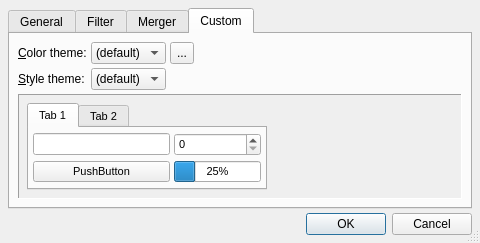
Qt form src/qpwgraph_options.ui (rncbc/qpwgraph) before a commit.
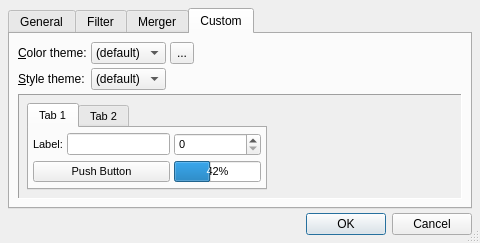
The same form after that commit. The open tabs and pages were chosen to show the change. Icons and pictures are not drawn.

Commit message: - Fixed mem-leak on Custom color theme (palette) editor.

What changed in the file:
```diff
--- a/src/qpwgraph_options.ui
+++ b/src/qpwgraph_options.ui
@@ -709,37 +709,44 @@
                  <property name="margin">
                   <number>4</number>
                  </property>
-                 <item row="1" column="0">
-                  <widget class="QPushButton" name="CustomPreviewPushButton">
-                   <property name="focusPolicy">
-                    <enum>Qt::NoFocus</enum>
-                   </property>
-                   <property name="text">
-                    <string>PushButton</string>
-                   </property>
-                  </widget>
-                 </item>
-                 <item row="1" column="1" colspan="2">
-                  <widget class="QProgressBar" name="CustomPreviewProgressBar">
-                   <property name="value">
-                    <number>25</number>
-                   </property>
-                  </widget>
-                 </item>
                  <item row="0" column="0">
+                  <widget class="QLabel" name="CustomPreviewLabel">
+                   <property name="text">
+                    <string>Label:</string>
+                   </property>
+                  </widget>
+                 </item>
+                 <item row="0" column="1">
                   <widget class="QLineEdit" name="CustomPreviewLineEdit">
                    <property name="focusPolicy">
                     <enum>Qt::NoFocus</enum>
                    </property>
                   </widget>
                  </item>
-                 <item row="0" column="1" colspan="2">
+                 <item row="0" column="2" colspan="2">
                   <widget class="QSpinBox" name="CustomPreviewSpinBox">
                    <property name="focusPolicy">
                     <enum>Qt::NoFocus</enum>
                    </property>
                   </widget>
                  </item>
+                 <item row="1" column="0" colspan="2">
+                  <widget class="QPushButton" name="CustomPreviewPushButton">
+                   <property name="focusPolicy">
+                    <enum>Qt::NoFocus</enum>
+                   </property>
+                   <property name="text">
+                    <string>Push Button</string>
+                   </property>
+                  </widget>
+                 </item>
+                 <item row="1" column="2" colspan="2">
+                  <widget class="QProgressBar" name="CustomPreviewProgressBar">
+                   <property name="value">
+                    <number>42</number>
+                   </property>
+                  </widget>
+                 </item>
                 </layout>
                </widget>
                <widget class="QWidget" name="CustomPreviewTab2">
@@ -759,7 +766,7 @@
                     <enum>Qt::NoFocus</enum>
                    </property>
                    <property name="text">
-                    <string>RadioButton</string>
+                    <string>Radio Button</string>
                    </property>
                   </widget>
                  </item>
@@ -769,7 +776,7 @@
                     <enum>Qt::NoFocus</enum>
                    </property>
                    <property name="text">
-                    <string>CheckBox</string>
+                    <string>Check Box</string>
                    </property>
                   </widget>
                  </item>
```
The commit also changes 1 other file.
